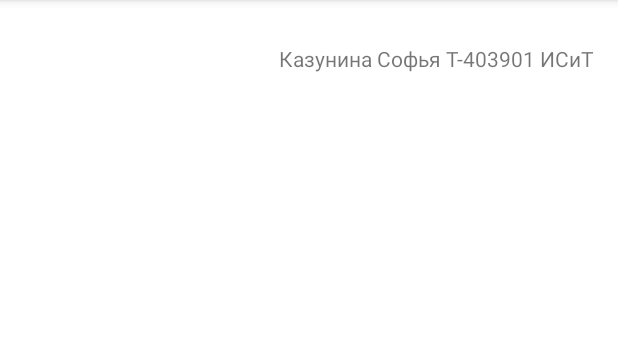
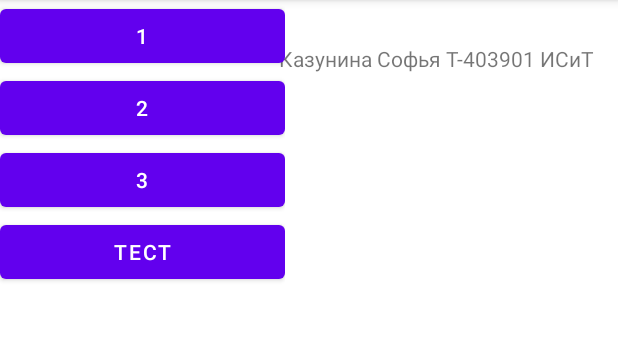
Before and after one commit to soni1541/LR3-Toast, an Android app: the screen it shows after launch (MainActivity), on a phone screen of 412 x 824 dp, the part 84-425 px from its top. Run offline under Robolectric (Android 15) with nearby library versions, the phone set to English and light mode, and no system bars.

Commit message:
Сделаны 2 кнопки

```diff
--- a/app/src/main/res/layout/activity_main.xml
+++ b/app/src/main/res/layout/activity_main.xml
@@ -15,4 +15,40 @@
         android:text="Казунина Софья Т-403901 ИСиТ"
         app:layout_constraintEnd_toEndOf="parent"
         app:layout_constraintTop_toTopOf="parent" />
+
+    <LinearLayout
+        android:layout_width="190dp"
+        android:layout_height="289dp"
+        android:orientation="vertical"
+        tools:layout_editor_absoluteX="100dp"
+        tools:layout_editor_absoluteY="107dp">
+
+        <Button
+            android:id="@+id/button"
+            android:layout_width="match_parent"
+            android:layout_height="wrap_content"
+            android:onClick="toast1"
+            android:text="1" />
+
+        <Button
+            android:id="@+id/button2"
+            android:layout_width="match_parent"
+            android:layout_height="wrap_content"
+            android:onClick="toast2"
+            android:text="2" />
+
+        <Button
+            android:id="@+id/button3"
+            android:layout_width="match_parent"
+            android:layout_height="wrap_content"
+            android:onClick="dialog"
+            android:text="3" />
+
+        <Button
+            android:id="@+id/button4"
+            android:layout_width="match_parent"
+            android:layout_height="wrap_content"
+            android:onClick="test"
+            android:text="Тест" />
+    </LinearLayout>
 </androidx.constraintlayout.widget.ConstraintLayout>
```
Also changed, not shown: app/src/main/java/com/example/lr3_toast/MainActivity.java (+51 -0 lines), app/src/main/res/drawable/test_icon.png (added).
